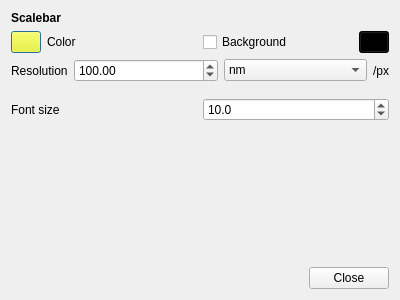
Above: exhale/resources/imagedialog.ui from ctroein/exhale before the change. Below: the same form after it.
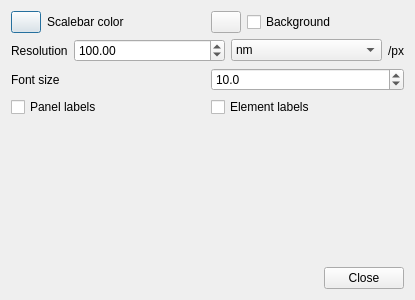
That is the form after the change. Custom widgets are drawn as their Qt base class.

Commit message: Prettier layout stuff

Diff of the .ui file:
```diff
--- a/exhale/resources/imagedialog.ui
+++ b/exhale/resources/imagedialog.ui
@@ -6,7 +6,7 @@
    <rect>
     <x>0</x>
     <y>0</y>
-    <width>400</width>
+    <width>415</width>
     <height>300</height>
    </rect>
   </property>
@@ -14,23 +14,6 @@
    <string>Image settings</string>
   </property>
   <layout class="QVBoxLayout" name="verticalLayout">
-   <item>
-    <layout class="QHBoxLayout" name="horizontalLayout_8" stretch="1">
-     <item>
-      <widget class="QLabel" name="label_8">
-       <property name="font">
-        <font>
-         <weight>75</weight>
-         <bold>true</bold>
-        </font>
-       </property>
-       <property name="text">
-        <string>Scalebar</string>
-       </property>
-      </widget>
-     </item>
-    </layout>
-   </item>
    <item>
     <layout class="QHBoxLayout" name="horizontalLayout_9">
      <item>
@@ -53,448 +36,6 @@
          <height>16777214</height>
         </size>
        </property>
-       <property name="palette">
-        <palette>
-         <active>
-          <colorrole role="WindowText">
-           <brush brushstyle="SolidPattern">
-            <color alpha="255">
-             <red>0</red>
-             <green>0</green>
-             <blue>0</blue>
-            </color>
-           </brush>
-          </colorrole>
-          <colorrole role="Button">
-           <brush brushstyle="SolidPattern">
-            <color alpha="255">
-             <red>255</red>
-             <green>255</green>
-             <blue>0</blue>
-            </color>
-           </brush>
-          </colorrole>
-          <colorrole role="Light">
-           <brush brushstyle="SolidPattern">
-            <color alpha="255">
-             <red>255</red>
-             <green>255</green>
-             <blue>127</blue>
-            </color>
-           </brush>
-          </colorrole>
-          <colorrole role="Midlight">
-           <brush brushstyle="SolidPattern">
-            <color alpha="255">
-             <red>255</red>
-             <green>255</green>
-             <blue>63</blue>
-            </color>
-           </brush>
-          </colorrole>
-          <colorrole role="Dark">
-           <brush brushstyle="SolidPattern">
-            <color alpha="255">
-             <red>127</red>
-             <green>127</green>
-             <blue>0</blue>
-            </color>
-           </brush>
-          </colorrole>
-          <colorrole role="Mid">
-           <brush brushstyle="SolidPattern">
-            <color alpha="255">
-             <red>170</red>
-             <green>170</green>
-             <blue>0</blue>
-            </color>
-           </brush>
-          </colorrole>
-          <colorrole role="Text">
-           <brush brushstyle="SolidPattern">
-            <color alpha="255">
-             <red>0</red>
-             <green>0</green>
-             <blue>0</blue>
-            </color>
-           </brush>
-          </colorrole>
-          <colorrole role="BrightText">
-           <brush brushstyle="SolidPattern">
-            <color alpha="255">
-             <red>255</red>
-             <green>255</green>
-             <blue>255</blue>
-            </color>
-           </brush>
-          </colorrole>
-          <colorrole role="ButtonText">
-           <brush brushstyle="SolidPattern">
-            <color alpha="255">
-             <red>0</red>
-             <green>0</green>
-             <blue>0</blue>
-            </color>
-           </brush>
-          </colorrole>
-          <colorrole role="Base">
-           <brush brushstyle="SolidPattern">
-            <color alpha="255">
-             <red>255</red>
-             <green>255</green>
-             <blue>255</blue>
-            </color>
-           </brush>
-          </colorrole>
-          <colorrole role="Window">
-           <brush brushstyle="SolidPattern">
-            <color alpha="255">
-             <red>255</red>
-             <green>255</green>
-             <blue>0</blue>
-            </color>
-           </brush>
-          </colorrole>
-          <colorrole role="Shadow">
-           <brush brushstyle="SolidPattern">
-            <color alpha="255">
-             <red>0</red>
-             <green>0</green>
-             <blue>0</blue>
-            </color>
-           </brush>
-          </colorrole>
-          <colorrole role="AlternateBase">
-           <brush brushstyle="SolidPattern">
-            <color alpha="255">
-             <red>255</red>
-             <green>255</green>
-             <blue>127</blue>
-            </color>
-           </brush>
-          </colorrole>
-          <colorrole role="ToolTipBase">
-           <brush brushstyle="SolidPattern">
-            <color alpha="255">
-             <red>255</red>
-             <green>255</green>
-             <blue>220</blue>
-            </color>
-           </brush>
-          </colorrole>
-          <colorrole role="ToolTipText">
-           <brush brushstyle="SolidPattern">
-            <color alpha="255">
-             <red>0</red>
-             <green>0</green>
-             <blue>0</blue>
-            </color>
-           </brush>
-          </colorrole>
-          <colorrole role="PlaceholderText">
-           <brush brushstyle="SolidPattern">
-            <color alpha="128">
-             <red>0</red>
-             <green>0</green>
-             <blue>0</blue>
-            </color>
-           </brush>
-          </colorrole>
-         </active>
-         <inactive>
-          <colorrole role="WindowText">
-           <brush brushstyle="SolidPattern">
-            <color alpha="255">
-             <red>0</red>
-             <green>0</green>
-             <blue>0</blue>
-            </color>
-           </brush>
-          </colorrole>
-          <colorrole role="Button">
-           <brush brushstyle="SolidPattern">
-            <color alpha="255">
-             <red>255</red>
-             <green>255</green>
-             <blue>0</blue>
-            </color>
-           </brush>
-          </colorrole>
-          <colorrole role="Light">
-           <brush brushstyle="SolidPattern">
-            <color alpha="255">
-             <red>255</red>
-             <green>255</green>
-             <blue>127</blue>
-            </color>
-           </brush>
-          </colorrole>
-          <colorrole role="Midlight">
-           <brush brushstyle="SolidPattern">
-            <color alpha="255">
-             <red>255</red>
-             <green>255</green>
-             <blue>63</blue>
-            </color>
-           </brush>
-          </colorrole>
-          <colorrole role="Dark">
-           <brush brushstyle="SolidPattern">
-            <color alpha="255">
-             <red>127</red>
-             <green>127</green>
-             <blue>0</blue>
-            </color>
-           </brush>
-          </colorrole>
-          <colorrole role="Mid">
-           <brush brushstyle="SolidPattern">
-            <color alpha="255">
-             <red>170</red>
-             <green>170</green>
-             <blue>0</blue>
-            </color>
-           </brush>
-          </colorrole>
-          <colorrole role="Text">
-           <brush brushstyle="SolidPattern">
-            <color alpha="255">
-             <red>0</red>
-             <green>0</green>
-             <blue>0</blue>
-            </color>
-           </brush>
-          </colorrole>
-          <colorrole role="BrightText">
-           <brush brushstyle="SolidPattern">
-            <color alpha="255">
-             <red>255</red>
-             <green>255</green>
-             <blue>255</blue>
-            </color>
-           </brush>
-          </colorrole>
-          <colorrole role="ButtonText">
-           <brush brushstyle="SolidPattern">
-            <color alpha="255">
-             <red>0</red>
-             <green>0</green>
-             <blue>0</blue>
-            </color>
-           </brush>
-          </colorrole>
-          <colorrole role="Base">
-           <brush brushstyle="SolidPattern">
-            <color alpha="255">
-             <red>255</red>
-             <green>255</green>
-             <blue>255</blue>
-            </color>
-           </brush>
-          </colorrole>
-          <colorrole role="Window">
-           <brush brushstyle="SolidPattern">
-            <color alpha="255">
-             <red>255</red>
-             <green>255</green>
-             <blue>0</blue>
-            </color>
-           </brush>
-          </colorrole>
-          <colorrole role="Shadow">
-           <brush brushstyle="SolidPattern">
-            <color alpha="255">
-             <red>0</red>
-             <green>0</green>
-             <blue>0</blue>
-            </color>
-           </brush>
-          </colorrole>
-          <colorrole role="AlternateBase">
-           <brush brushstyle="SolidPattern">
-            <color alpha="255">
-             <red>255</red>
-             <green>255</green>
-             <blue>127</blue>
-            </color>
-           </brush>
-          </colorrole>
-          <colorrole role="ToolTipBase">
-           <brush brushstyle="SolidPattern">
-            <color alpha="255">
-             <red>255</red>
-             <green>255</green>
-             <blue>220</blue>
-            </color>
-           </brush>
-          </colorrole>
-          <colorrole role="ToolTipText">
-           <brush brushstyle="SolidPattern">
-            <color alpha="255">
-             <red>0</red>
-             <green>0</green>
-             <blue>0</blue>
-            </color>
-           </brush>
-          </colorrole>
-          <colorrole role="PlaceholderText">
-           <brush brushstyle="SolidPattern">
-            <color alpha="128">
-             <red>0</red>
-             <green>0</green>
-             <blue>0</blue>
-            </color>
-           </brush>
-          </colorrole>
-         </inactive>
-         <disabled>
-          <colorrole role="WindowText">
-           <brush brushstyle="SolidPattern">
-            <color alpha="255">
-             <red>127</red>
-             <green>127</green>
-             <blue>0</blue>
-            </color>
-           </brush>
-          </colorrole>
-          <colorrole role="Button">
-           <brush brushstyle="SolidPattern">
-            <color alpha="255">
-             <red>255</red>
-             <green>255</green>
-             <blue>0</blue>
-            </color>
-           </brush>
-          </colorrole>
-          <colorrole role="Light">
-           <brush brushstyle="SolidPattern">
-            <color alpha="255">
-             <red>255</red>
-             <green>255</green>
-             <blue>127</blue>
-            </color>
-           </brush>
-          </colorrole>
-          <colorrole role="Midlight">
-           <brush brushstyle="SolidPattern">
-            <color alpha="255">
-             <red>255</red>
-             <green>255</green>
-             <blue>63</blue>
-            </color>
-           </brush>
-          </colorrole>
-          <colorrole role="Dark">
-           <brush brushstyle="SolidPattern">
-            <color alpha="255">
-             <red>127</red>
-             <green>127</green>
-             <blue>0</blue>
-            </color>
-           </brush>
-          </colorrole>
-          <colorrole role="Mid">
-           <brush brushstyle="SolidPattern">
-            <color alpha="255">
-             <red>170</red>
-             <green>170</green>
-             <blue>0</blue>
-            </color>
-           </brush>
-          </colorrole>
-          <colorrole role="Text">
-           <brush brushstyle="SolidPattern">
-            <color alpha="255">
-             <red>127</red>
-             <green>127</green>
-             <blue>0</blue>
-            </color>
-           </brush>
-          </colorrole>
-          <colorrole role="BrightText">
-           <brush brushstyle="SolidPattern">
-            <color alpha="255">
-             <red>255</red>
-             <green>255</green>
-             <blue>255</blue>
-            </color>
-           </brush>
-          </colorrole>
-          <colorrole role="ButtonText">
-           <brush brushstyle="SolidPattern">
-            <color alpha="255">
-             <red>127</red>
-             <green>127</green>
-             <blue>0</blue>
-            </color>
-           </brush>
-          </colorrole>
-          <colorrole role="Base">
-           <brush brushstyle="SolidPattern">
-            <color alpha="255">
-             <red>255</red>
-             <green>255</green>
-             <blue>0</blue>
-            </color>
-           </brush>
-          </colorrole>
-          <colorrole role="Window">
-           <brush brushstyle="SolidPattern">
-            <color alpha="255">
-             <red>255</red>
-             <green>255</green>
-             <blue>0</blue>
-            </color>
-           </brush>
-          </colorrole>
-          <colorrole role="Shadow">
-           <brush brushstyle="SolidPattern">
-            <color alpha="255">
-             <red>0</red>
-             <green>0</green>
-             <blue>0</blue>
-            </color>
-           </brush>
-          </colorrole>
-          <colorrole role="AlternateBase">
-           <brush brushstyle="SolidPattern">
-            <color alpha="255">
-             <red>255</red>
-             <green>255</green>
-             <blue>0</blue>
-            </color>
-           </brush>
-          </colorrole>
-          <colorrole role="ToolTipBase">
-           <brush brushstyle="SolidPattern">
-            <color alpha="255">
-             <red>255</red>
-             <green>255</green>
-             <blue>220</blue>
-            </color>
-           </brush>
-          </colorrole>
-          <colorrole role="ToolTipText">
-           <brush brushstyle="SolidPattern">
-            <color alpha="255">
-             <red>0</red>
-             <green>0</green>
-             <blue>0</blue>
-            </color>
-           </brush>
-          </colorrole>
-          <colorrole role="PlaceholderText">
-           <brush brushstyle="SolidPattern">
-            <color alpha="128">
-             <red>0</red>
-             <green>0</green>
-             <blue>0</blue>
-            </color>
-           </brush>
-          </colorrole>
-         </disabled>
-        </palette>
-       </property>
        <property name="text">
         <string/>
        </property>
@@ -506,14 +47,7 @@
      <item>
       <widget class="QLabel" name="label_11">
        <property name="text">
-        <string>Color</string>
-       </property>
-      </widget>
-     </item>
-     <item>
-      <widget class="QCheckBox" name="composeScalebarBg">
-       <property name="text">
-        <string>Background</string>
+        <string>Scalebar color</string>
        </property>
       </widget>
      </item>
@@ -537,453 +71,18 @@
          <height>16777215</height>
         </size>
        </property>
-       <property name="palette">
-        <palette>
-         <active>
-          <colorrole role="WindowText">
-           <brush brushstyle="SolidPattern">
-            <color alpha="255">
-             <red>255</red>
-             <green>255</green>
-             <blue>255</blue>
-            </color>
-           </brush>
-          </colorrole>
-          <colorrole role="Button">
-           <brush brushstyle="SolidPattern">
-            <color alpha="255">
-             <red>0</red>
-             <green>0</green>
-             <blue>0</blue>
-            </color>
-           </brush>
-          </colorrole>
-          <colorrole role="Light">
-           <brush brushstyle="SolidPattern">
-            <color alpha="255">
-             <red>0</red>
-             <green>0</green>
-             <blue>0</blue>
-            </color>
-           </brush>
-          </colorrole>
-          <colorrole role="Midlight">
-           <brush brushstyle="SolidPattern">
-            <color alpha="255">
-             <red>0</red>
-             <green>0</green>
-             <blue>0</blue>
-            </color>
-           </brush>
-          </colorrole>
-          <colorrole role="Dark">
-           <brush brushstyle="SolidPattern">
-            <color alpha="255">
-             <red>0</red>
-             <green>0</green>
-             <blue>0</blue>
-            </color>
-           </brush>
-          </colorrole>
-          <colorrole role="Mid">
-           <brush brushstyle="SolidPattern">
-            <color alpha="255">
-             <red>0</red>
-             <green>0</green>
-             <blue>0</blue>
-            </color>
-           </brush>
-          </colorrole>
-          <colorrole role="Text">
-           <brush brushstyle="SolidPattern">
-            <color alpha="255">
-             <red>255</red>
-             <green>255</green>
-             <blue>255</blue>
-            </color>
-           </brush>
-          </colorrole>
-          <colorrole role="BrightText">
-           <brush brushstyle="SolidPattern">
-            <color alpha="255">
-             <red>255</red>
-             <green>255</green>
-             <blue>255</blue>
-            </color>
-           </brush>
-          </colorrole>
-          <colorrole role="ButtonText">
-           <brush brushstyle="SolidPattern">
-            <color alpha="255">
-             <red>255</red>
-             <green>255</green>
-             <blue>255</blue>
-            </color>
-           </brush>
-          </colorrole>
-          <colorrole role="Base">
-           <brush brushstyle="SolidPattern">
-            <color alpha="255">
-             <red>0</red>
-             <green>0</green>
-             <blue>0</blue>
-            </color>
-           </brush>
-          </colorrole>
-          <colorrole role="Window">
-           <brush brushstyle="SolidPattern">
-            <color alpha="255">
-             <red>0</red>
-             <green>0</green>
-             <blue>0</blue>
-            </color>
-           </brush>
-          </colorrole>
-          <colorrole role="Shadow">
-           <brush brushstyle="SolidPattern">
-            <color alpha="255">
-             <red>0</red>
-             <green>0</green>
-             <blue>0</blue>
-            </color>
-           </brush>
-          </colorrole>
-          <colorrole role="AlternateBase">
-           <brush brushstyle="SolidPattern">
-            <color alpha="255">
-             <red>0</red>
-             <green>0</green>
-             <blue>0</blue>
-            </color>
-           </brush>
-          </colorrole>
-          <colorrole role="ToolTipBase">
-           <brush brushstyle="SolidPattern">
-            <color alpha="255">
-             <red>255</red>
-             <green>255</green>
-             <blue>220</blue>
-            </color>
-           </brush>
-          </colorrole>
-          <colorrole role="ToolTipText">
-           <brush brushstyle="SolidPattern">
-            <color alpha="255">
-             <red>0</red>
-             <green>0</green>
-             <blue>0</blue>
-            </color>
-           </brush>
-          </colorrole>
-          <colorrole role="PlaceholderText">
-           <brush brushstyle="SolidPattern">
-            <color alpha="128">
-             <red>255</red>
-             <green>255</green>
-             <blue>255</blue>
-            </color>
-           </brush>
-          </colorrole>
-         </active>
-         <inactive>
-          <colorrole role="WindowText">
-           <brush brushstyle="SolidPattern">
-            <color alpha="255">
-             <red>255</red>
-             <green>255</green>
-             <blue>255</blue>
-            </color>
-           </brush>
-          </colorrole>
-          <colorrole role="Button">
-           <brush brushstyle="SolidPattern">
-            <color alpha="255">
-             <red>0</red>
-             <green>0</green>
-             <blue>0</blue>
-            </color>
-           </brush>
-          </colorrole>
-          <colorrole role="Light">
-           <brush brushstyle="SolidPattern">
-            <color alpha="255">
-             <red>0</red>
-             <green>0</green>
-             <blue>0</blue>
-            </color>
-           </brush>
-          </colorrole>
-          <colorrole role="Midlight">
-           <brush brushstyle="SolidPattern">
-            <color alpha="255">
-             <red>0</red>
-             <green>0</green>
-             <blue>0</blue>
-            </color>
-           </brush>
-          </colorrole>
-          <colorrole role="Dark">
-           <brush brushstyle="SolidPattern">
-            <color alpha="255">
-             <red>0</red>
-             <green>0</green>
-             <blue>0</blue>
-            </color>
-           </brush>
-          </colorrole>
-          <colorrole role="Mid">
-           <brush brushstyle="SolidPattern">
-            <color alpha="255">
-             <red>0</red>
-             <green>0</green>
-             <blue>0</blue>
-            </color>
-           </brush>
-          </colorrole>
-          <colorrole role="Text">
-           <brush brushstyle="SolidPattern">
-            <color alpha="255">
-             <red>255</red>
-             <green>255</green>
-             <blue>255</blue>
-            </color>
-           </brush>
-          </colorrole>
-          <colorrole role="BrightText">
-           <brush brushstyle="SolidPattern">
-            <color alpha="255">
-             <red>255</red>
-             <green>255</green>
-             <blue>255</blue>
-            </color>
-           </brush>
-          </colorrole>
-          <colorrole role="ButtonText">
-           <brush brushstyle="SolidPattern">
-            <color alpha="255">
-             <red>255</red>
-             <green>255</green>
-             <blue>255</blue>
-            </color>
-           </brush>
-          </colorrole>
-          <colorrole role="Base">
-           <brush brushstyle="SolidPattern">
-            <color alpha="255">
-             <red>0</red>
-             <green>0</green>
-             <blue>0</blue>
-            </color>
-           </brush>
-          </colorrole>
-          <colorrole role="Window">
-           <brush brushstyle="SolidPattern">
-            <color alpha="255">
-             <red>0</red>
-             <green>0</green>
-             <blue>0</blue>
-            </color>
-           </brush>
-          </colorrole>
-          <colorrole role="Shadow">
-           <brush brushstyle="SolidPattern">
-            <color alpha="255">
-             <red>0</red>
-             <green>0</green>
-             <blue>0</blue>
-            </color>
-           </brush>
-          </colorrole>
-          <colorrole role="AlternateBase">
-           <brush brushstyle="SolidPattern">
-            <color alpha="255">
-             <red>0</red>
-             <green>0</green>
-             <blue>0</blue>
-            </color>
-           </brush>
-          </colorrole>
-          <colorrole role="ToolTipBase">
-           <brush brushstyle="SolidPattern">
-            <color alpha="255">
-             <red>255</red>
-             <green>255</green>
-             <blue>220</blue>
-            </color>
-           </brush>
-          </colorrole>
-          <colorrole role="ToolTipText">
-           <brush brushstyle="SolidPattern">
-            <color alpha="255">
-             <red>0</red>
-             <green>0</green>
-             <blue>0</blue>
-            </color>
-           </brush>
-          </colorrole>
-          <colorrole role="PlaceholderText">
-           <brush brushstyle="SolidPattern">
-            <color alpha="128">
-             <red>255</red>
-             <green>255</green>
-             <blue>255</blue>
-            </color>
-           </brush>
-          </colorrole>
-         </inactive>
-         <disabled>
-          <colorrole role="WindowText">
-           <brush brushstyle="SolidPattern">
-            <color alpha="255">
-             <red>0</red>
-             <green>0</green>
-             <blue>0</blue>
-            </color>
-           </brush>
-          </colorrole>
-          <colorrole role="Button">
-           <brush brushstyle="SolidPattern">
-            <color alpha="255">
-             <red>0</red>
-             <green>0</green>
-             <blue>0</blue>
-            </color>
-           </brush>
-          </colorrole>
-          <colorrole role="Light">
-           <brush brushstyle="SolidPattern">
-            <color alpha="255">
-             <red>0</red>
-             <green>0</green>
-             <blue>0</blue>
-            </color>
-           </brush>
-          </colorrole>
-          <colorrole role="Midlight">
-           <brush brushstyle="SolidPattern">
-            <color alpha="255">
-             <red>0</red>
-             <green>0</green>
-             <blue>0</blue>
-            </color>
-           </brush>
-          </colorrole>
-          <colorrole role="Dark">
-           <brush brushstyle="SolidPattern">
-            <color alpha="255">
-             <red>0</red>
-             <green>0</green>
-             <blue>0</blue>
-            </color>
-           </brush>
-          </colorrole>
-          <colorrole role="Mid">
-           <brush brushstyle="SolidPattern">
-            <color alpha="255">
-             <red>0</red>
-             <green>0</green>
-             <blue>0</blue>
-            </color>
-           </brush>
-          </colorrole>
-          <colorrole role="Text">
-           <brush brushstyle="SolidPattern">
-            <color alpha="255">
-             <red>0</red>
-             <green>0</green>
-             <blue>0</blue>
-            </color>
-           </brush>
-          </colorrole>
-          <colorrole role="BrightText">
-           <brush brushstyle="SolidPattern">
-            <color alpha="255">
-             <red>255</red>
-             <green>255</green>
-             <blue>255</blue>
-            </color>
-           </brush>
-          </colorrole>
-          <colorrole role="ButtonText">
-           <brush brushstyle="SolidPattern">
-            <color alpha="255">
-             <red>0</red>
-             <green>0</green>
-             <blue>0</blue>
-            </color>
-           </brush>
-          </colorrole>
-          <colorrole role="Base">
-           <brush brushstyle="SolidPattern">
-            <color alpha="255">
-             <red>0</red>
-             <green>0</green>
-             <blue>0</blue>
-            </color>
-           </brush>
-          </colorrole>
-          <colorrole role="Window">
-           <brush brushstyle="SolidPattern">
-            <color alpha="255">
-             <red>0</red>
-             <green>0</green>
-             <blue>0</blue>
-            </color>
-           </brush>
-          </colorrole>
-          <colorrole role="Shadow">
-           <brush brushstyle="SolidPattern">
-            <color alpha="255">
-             <red>0</red>
-             <green>0</green>
-             <blue>0</blue>
-            </color>
-           </brush>
-          </colorrole>
-          <colorrole role="AlternateBase">
-           <brush brushstyle="SolidPattern">
-            <color alpha="255">
-             <red>0</red>
-             <green>0</green>
-             <blue>0</blue>
-            </color>
-           </brush>
-          </colorrole>
-          <colorrole role="ToolTipBase">
-           <brush brushstyle="SolidPattern">
-            <color alpha="255">
-             <red>255</red>
-             <green>255</green>
-             <blue>220</blue>
-            </color>
-           </brush>
-          </colorrole>
-          <colorrole role="ToolTipText">
-           <brush brushstyle="SolidPattern">
-            <color alpha="255">
-             <red>0</red>
-             <green>0</green>
-             <blue>0</blue>
-            </color>
-           </brush>
-          </colorrole>
-          <colorrole role="PlaceholderText">
-           <brush brushstyle="SolidPattern">
-            <color alpha="128">
-             <red>255</red>
-             <green>255</green>
-             <blue>255</blue>
-            </color>
-           </brush>
-          </colorrole>
-         </disabled>
-        </palette>
-       </property>
        <property name="text">
         <string/>
        </property>
       </widget>
      </item>
+     <item>
+      <widget class="QCheckBox" name="composeScalebarBg">
+       <property name="text">
+        <string>Background</string>
+       </property>
+      </widget>
+     </item>
     </layout>
    </item>
    <item>
@@ -1055,9 +154,6 @@
    </item>
    <item>
     <layout class="QHBoxLayout" name="horizontalLayout">
-     <property name="topMargin">
-      <number>10</number>
-     </property>
      <item>
       <widget class="QLabel" name="label">
        <property name="text">
@@ -1086,6 +182,24 @@
      </item>
     </layout>
    </item>
+   <item>
+    <layout class="QHBoxLayout" name="horizontalLayout_2">
+     <item>
+      <widget class="QCheckBox" name="composePanelLabels">
+       <property name="text">
+        <string>Panel labels</string>
+       </property>
+      </widget>
+     </item>
+     <item>
+      <widget class="QCheckBox" name="composeElementLabels">
+       <property name="text">
+        <string>Element labels</string>
+       </property>
+      </widget>
+     </item>
+    </layout>
+   </item>
    <item>
     <spacer name="verticalSpacer">
      <property name="orientation">
```
The commit also changes 7 other files.
